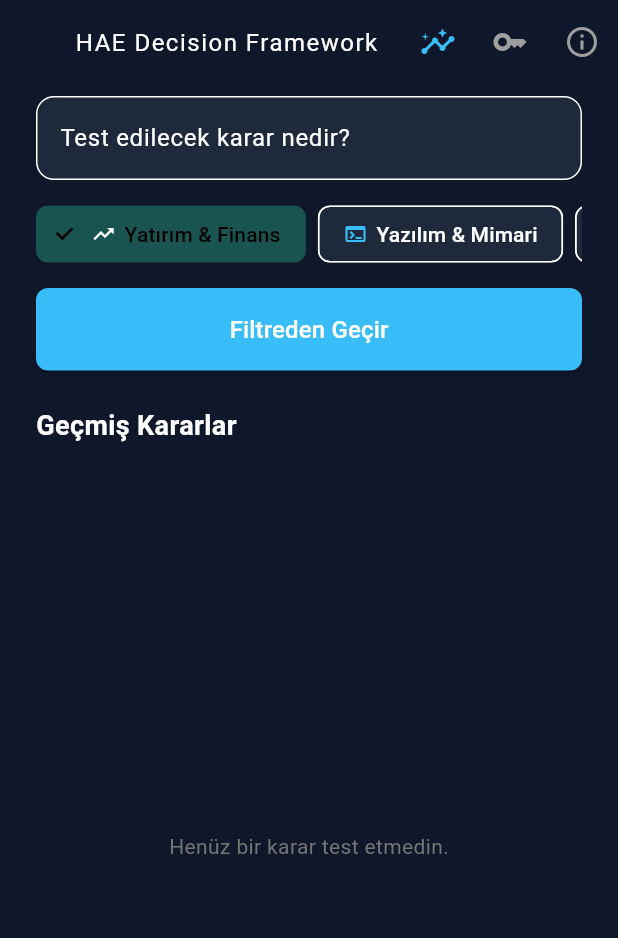
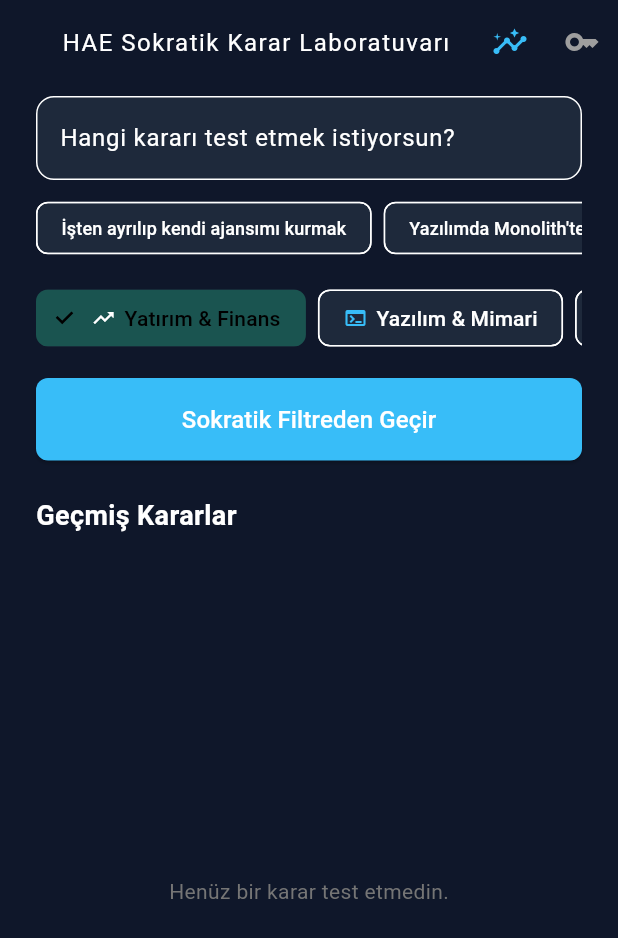
Before and after one commit to human-analytics-engine/hae-decision-framework, a Flutter app: the screen it shows after launch, on a phone screen of 412 x 824 dp. Shown: the top 938 px of the screen. Run offline on Flutter 3.47's test engine with Material 3 defaults, Android fonts, the phone set to English and light mode, and no system bars; our stand-ins replace shared_preferences.

Commit message:
feat: v2.0 - Socratic AI Lab: Dynamic Questions, 3-Tier Honesty Scale, Humanized Terminology

```diff
--- a/lib/core/rules_data.dart
+++ b/lib/core/rules_data.dart
@@ -1,5 +1,4 @@
 // lib/core/rules_data.dart
-
 import '../models/rule_model.dart';
 
 class RulesData {
@@ -8,76 +7,86 @@ class RulesData {
     RuleModel(
       id: 1,
       stage: Stage.clearMind,
-      title: "Önceden Taahhüt (Pre-commitment)",
-      description: "Sonucu görmeden önce, neyi başarı sayacağını yazılı olarak sabitle.",
-      question: "Bu kararın başarılı/başarısız sayılması için kesin, ölçülebilir ve zaman sınırlı bir kriteri 'önceden' belirleyip bir yere yazdın mı?",
+      title: "🛑 Geri Dönüş Çizgisi",
+      concept: "Pre-commitment (Önceden Taahhüt)",
+      description: "Sonucu görmeden önce, ne olursa bu işi derhal bırakacağını yaz.",
+      defaultQuestion: "Bu kararın başarısız olduğunu ne zaman kabul edeceksin? Net, ölçülebilir bir 'Vazgeçme / Stop-Loss' sınırı belirledin mi?",
     ),
     RuleModel(
       id: 2,
       stage: Stage.clearMind,
-      title: "Dış Bakış (Base Rate)",
-      description: "Kendi durumuna aşık olmadan önce sektörün genel başarı oranına bak.",
-      question: "Senin durumuna benzeyen geçmiş girişimlerin/kararların genel istatistiksel başarı oranını (Base Rate) araştırdın mı?",
+      title: "📊 Dünya Gerçeği (İstatistik)",
+      concept: "Base Rate (Temel Oran)",
+      description: "Senin durumun mucize değil. Dünyada bu işe girenlerin kaçı battı?",
+      defaultQuestion: "Kendi özel yeteneğine aşık olmadan önce, dünyada benzer kararı alanların genel hayatta kalma oranını dürüstçe araştırdın mı?",
     ),
 
     // --- AŞAMA 2: GERÇEKLİKLE YÜZLEŞ ---
     RuleModel(
       id: 3,
       stage: Stage.testReality,
-      title: "Yanlışlama Arayışı (Red-Teaming)",
-      description: "Kendi fikrini kanıtlamaya değil, çürütmeye çalış.",
-      question: "Bu fikrin 'kesinlikle batacağı' bir senaryo yazıp, kendi inancını aktif olarak çürütmeye (Red-Team) çalıştın mı?",
+      title: "🗡️ Fikri Katletme Testi",
+      concept: "Red-Teaming (Yanlışlama Arayışı)",
+      description: "Fikrini kanıtlamaya çalışma; en sert düşmanın gibi saldırıp çürüt.",
+      defaultQuestion: "Bu fikrin 'kesinlikle batacağı' bir senaryoyu tüm çıplaklığıyla yazıp kendi inancını aktif olarak çürütmeyi denedin mi?",
     ),
     RuleModel(
       id: 4,
       stage: Stage.testReality,
-      title: "Dokunulmamış Veri (Blind Validation)",
-      description: "Projeyi, fikrine aşık olmayan bağımsız bir göze test ettir.",
-      question: "Bu kararı/fikri, umduğun sonucu bilmeyen ve senin başarılı olmandan bir çıkarı olmayan bağımsız birine veya sisteme test ettirdin mi?",
+      title: "🕶️ Tarafsız Hakem",
+      concept: "Blind Validation (Dokunulmamış Veri)",
+      description: "Fikrini, senin başarılı olmandan hiçbir çıkarı olmayan birine test ettir.",
+      defaultQuestion: "Bu planı; seni sevmeyen, sırtını sıvazlamayacak ve başarından nemalanmayacak tarafsız bir göze/veriye incelettin mi?",
     ),
     RuleModel(
       id: 5,
       stage: Stage.testReality,
-      title: "Çoklu Deneme Cezası",
-      description: "Çok denediysen başarmış sayılmazsın, rastgelelik payını düş.",
-      question: "Bu 'harika' fikri/paterni bulana kadar kaç farklı başarısız varyasyon denedin? Rastgelelik ihtimalini (p-hacking) hesaba kattın mı?",
+      title: "🎲 Şans mı, Ustalık mı?",
+      concept: "Multiple Testing Penalty (Çoklu Deneme Cezası)",
+      description: "100 kere zar attıktan sonra gelen 6'yı 'büyük deha' sanma.",
+      defaultQuestion: "Bu fikri bulana kadar kaç başarısız yol denedin? Şu anki heyecanının sadece şans veya tesadüf olma ihtimalini cezalandırdın mı?",
     ),
     RuleModel(
       id: 6,
       stage: Stage.testReality,
-      title: "Anekdotu Reddet",
-      description: "2-3 parlak örnek kanıt değil hikayedir.",
-      question: "Kararını sadece çok canlı hissettiren birkaç hikaye/örnek üzerine mi yoksa istatistiksel olarak anlamlı büyüklükte bir veri seti üzerine mi kuruyorsun?",
+      title: "🗣️ Kahvehane Hikayesi Tuzağı",
+      concept: "Anecdotal Fallacy (Anekdotu Reddet)",
+      description: "'Bir arkadaş köşeyi döndü' lafı kanıt değil, masaldır.",
+      defaultQuestion: "Bu kararı sadece canlı ve ilham verici birkaç başarı hikayesine dayanarak mı, yoksa sistematik veriye dayanarak mı alıyorsun?",
     ),
     RuleModel(
       id: 7,
       stage: Stage.testReality,
-      title: "Nedensel Mekanizma",
-      description: "Korelasyon yetmez, mantıklı bir nedensel model kur.",
-      question: "A'nın B'ye yol açtığını düşünüyorsan, sadece rakamlara bakmak yerine aradaki mantıksal/fiziksel mekanizmayı tam olarak açıklayabiliyor musun?",
+      title: "⚙️ Dişli Çarklar Testi",
+      concept: "Causal Mechanism (Nedensel Mekanizma)",
+      description: "A ile B birlikte artıyor diye biri diğerinin sebebi olmak zorunda değil.",
+      defaultQuestion: "Beklediğin sonucun tam olarak hangi somut, mantıksal veya fiziksel mekanizma ile gerçekleşeceğini adım adım açıklayabiliyor musun?",
     ),
 
-    // --- AŞAMA 3: KORUNMA ---
+    // --- AŞAMA 3: KORUNMA & HAYATTA KALMA ---
     RuleModel(
       id: 8,
       stage: Stage.survival,
-      title: "Güvenlik Marjı (Margin of Safety)",
-      description: "Bilinmeyenler için tolerans payı bırak.",
-      question: "Her şeyi doğru hesaplamış olsan bile, öngörülemeyen sürprizler (siyah kuğular) için bir hata payı (bütçe, zaman, risk) bıraktın mı?",
+      title: "🪂 Yedek Paraşüt",
+      concept: "Margin of Safety (Güvenlik Marjı)",
+      description: "İşler 2 kat daha pahalı ve 3 kat daha yavaş biterse hayatta kalır mısın?",
+      defaultQuestion: "Tüm hesapların doğru olsa bile, öngöremediğin felaketler (siyah kuğular) için kenarda sağlam bir bütçe ve zaman toleransı bıraktın mı?",
     ),
     RuleModel(
       id: 9,
       stage: Stage.survival,
-      title: "Oyunda Derisi Olmak (Skin in the Game)",
-      description: "Tavsiye verenin yanıldığında bedel ödeyip ödemediğini test et.",
-      question: "Bu kararı alırken güvendiğin kişilerin veya danışmanların, işler ters gittiğinde kaybedecekleri bir şey (Skin in the Game) var mı?",
+      title: "🩸 Bedel Ödeme Kuralı",
+      concept: "Skin in the Game (Oyunda Derisi Olmak)",
+      description: "Tavsiye veren kişi işler batarsa 1 kuruş kaybedecek mi?",
+      defaultQuestion: "Seni bu karara teşvik eden veya akıl veren kişilerin, işler ters gittiğinde kaybedecekleri gerçek bir şey (para, itibar) var mı?",
     ),
     RuleModel(
       id: 10,
       stage: Stage.survival,
-      title: "Zamanla İzleme",
-      description: "Çalışan sistem zamanla çürür, sürekli ölç.",
-      question: "Bu kararı verdikten sonra, sistemin bozulup bozulmadığını (Alpha Decay) düzenli olarak test edecek bir alarm/gözetim mekanizması kurdun mu?",
+      title: "⏰ Son Kullanma Tarihi",
+      concept: "Alpha Decay / Longitudinal Tracking (Zamanla İzleme)",
+      description: "Bugün süper çalışan bir fikir, 6 ay sonra kabak çiçeği gibi sönebilir.",
+      defaultQuestion: "Bu kararı aldıktan sonra, fikrin geçerliliğini yitirip yitirmediğini düzenli olarak denetleyecek bir alarm sistemi kurdun mu?",
     ),
   ];
 }
--- a/lib/models/rule_model.dart
+++ b/lib/models/rule_model.dart
@@ -1,21 +1,45 @@
 // lib/models/rule_model.dart
 
 enum Stage { clearMind, testReality, survival }
+
+enum HonestyLevel {
+  blindSpot(0, 'Kör Noktam', 'Bunu hiç düşünmedim veya görmezden geldim.'),
+  intuitive(1, 'Sezgim Var', 'Kafamda kabataslak var ama yazılı/ölçülmüş değil.'),
+  concrete(2, 'Somut Kanıtım Var', 'Yazılı, test edilmiş veya ölçülmüş planım var.');
+
+  final int points;
+  final String label;
+  final String description;
+  const HonestyLevel(this.points, this.label, this.description);
+}
 
 class RuleModel {
   final int id;
   final Stage stage;
   final String title;
+  final String concept; // Akademik/orijinal adı
   final String description;
-  final String question; // Kullanıcıya sorulacak test sorusu
-  bool isPassed; // Kullanıcı bu kuraldan geçti mi?
+  final String defaultQuestion;
+
+  // AI tarafından bu karara özel dinamik üretilen alanlar:
+  String? dynamicQuestion;
+  String? dynamicTrap;
+
+  HonestyLevel? selectedLevel;
+  String? userNote;
 
   RuleModel({
     required this.id,
     required this.stage,
     required this.title,
+    required this.concept,
     required this.description,
-    required this.question,
-    this.isPassed = false,
+    required this.defaultQuestion,
+    this.dynamicQuestion,
+    this.dynamicTrap,
+    this.selectedLevel,
+    this.userNote,
   });
+
+  String get activeQuestion => dynamicQuestion ?? defaultQuestion;
 }
--- a/lib/screens/home_screen.dart
+++ b/lib/screens/home_screen.dart
@@ -14,44 +14,59 @@ class HomeScreen extends StatelessWidget {
 
   HomeScreen({super.key});
 
-  void _showManifesto(BuildContext context) {
+  final List<String> _quickTemplates = [
+    "İşten ayrılıp kendi ajansımı kurmak",
+    "Yazılımda Monolith'ten Microservice'e geçmek",
+    "Portföyün %40'ı ile yeni bir hisse/kriptoya girmek",
+    "Şehir değiştirip uzaktan çalışmaya başlamak",
+  ];
+
+  void _startDecision(BuildContext context) async {
+    if (_controller.text.trim().isEmpty) return;
+
+    final provider = context.read<DecisionProvider>();
+    final title = _controller.text.trim();
+    _controller.clear();
+
+    // AI soruları hazırlarken loading dialogu göster
     showDialog(
       context: context,
-      builder: (ctx) => AlertDialog(
-        backgroundColor: Theme.of(context).colorScheme.surface,
-        title: const Row(
-          children: [
-            Icon(Icons.shield_outlined, color: Color(0xFF38BDF8)),
-            SizedBox(width: 8),
-            Text("10 Evrensel Kural"),
-          ],
-        ),
-        content: SizedBox(
-          width: double.maxFinite,
-          child: ListView.builder(
-            shrinkWrap: true,
-            itemCount: RulesData.universalRules.length,
-            itemBuilder: (c, i) {
-              final r = RulesData.universalRules[i];
-              return Padding(
-                padding: const EdgeInsets.only(bottom: 12.0),
-                child: Column(
-                  crossAxisAlignment: CrossAxisAlignment.start,
-                  children: [
-                    Text("${r.id}. ${r.title}", style: const TextStyle(fontWeight: FontWeight.bold, color: Color(0xFF38BDF8))),
-                    const SizedBox(height: 2),
-                    Text(r.description, style: const TextStyle(fontSize: 12, color: Colors.grey)),
-                  ],
+      barrierDismissible: false,
+      builder: (ctx) => const Center(
+        child: Card(
+          color: Color(0xFF1E293B),
+          child: Padding(
+            padding: EdgeInsets.all(24.0),
+            child: Column(
+              mainAxisSize: MainAxisSize.min,
+              children: [
+                CircularProgressIndicator(color: Color(0xFF38BDF8)),
+                SizedBox(height: 16),
+                Text(
+                  "Sokratik Sorgu Seti Hazırlanıyor...",
+                  style: TextStyle(fontWeight: FontWeight.bold, fontSize: 16),
                 ),
-              );
-            },
+                SizedBox(height: 8),
+                Text(
+                  "10 evrensel savunma bu karara özel olarak uyarlanıyor.",
+                  style: TextStyle(color: Colors.grey, fontSize: 12),
+                ),
+              ],
+            ),
           ),
         ),
-        actions: [
-          TextButton(onPressed: () => Navigator.pop(ctx), child: const Text("Kapat")),
-        ],
       ),
     );
+
+    await provider.startNewDecision(title);
+
+    if (context.mounted) {
+      Navigator.pop(context); // Dialogu kapat
+      Navigator.push(
+        context,
+        MaterialPageRoute(builder: (_) => const WizardScreen()),
+      );
+    }
   }
 
   void _showApiKeyDialog(BuildContext context) {
@@ -62,21 +77,18 @@ class HomeScreen extends StatelessWidget {
       context: context,
       builder: (ctx) => AlertDialog(
         backgroundColor: Theme.of(context).colorScheme.surface,
-        title: const Text("Gemini API Anahtarı (Opsiyonel)"),
+        title: const Text("Gemini API Anahtarı"),
         content: Column(
           mainAxisSize: MainAxisSize.min,
           children: [
             const Text(
-              "Daha derin AI analizleri almak için Google AI Studio anahtarınızı girebilirsiniz. Boş bırakırsanız yerel kural motoru çalışır.",
+              "Google AI Studio anahtarınızı girerseniz kararlarınıza özel dinamik sorular ve AI reçeteleri üretilir.",
               style: TextStyle(fontSize: 13, color: Colors.grey),
             ),
             const SizedBox(height: 16),
             TextField(
               controller: keyController,
-              decoration: const InputDecoration(
-                border: OutlineInputBorder(),
-                hintText: "AIzaSy...",
-              ),
+              decoration: const InputDecoration(border: OutlineInputBorder(), hintText: "AIzaSy..."),
             ),
           ],
         ),
@@ -100,24 +112,17 @@ class HomeScreen extends StatelessWidget {
 
     return Scaffold(
       appBar: AppBar(
-        title: const Text("HAE Decision Framework", style: TextStyle(fontSize: 16, letterSpacing: 1)),
+        title: const Text("HAE Sokratik Karar Laboratuvarı", style: TextStyle(fontSize: 16, letterSpacing: 1)),
         actions: [
           IconButton(
             icon: const Icon(Icons.insights, color: Color(0xFF38BDF8)),
             tooltip: "Bilişsel Analitik",
-            onPressed: () {
-              Navigator.push(context, MaterialPageRoute(builder: (_) => const AnalyticsScreen()));
-            },
+            onPressed: () => Navigator.push(context, MaterialPageRoute(builder: (_) => const AnalyticsScreen())),
           ),
           IconButton(
             icon: const Icon(Icons.key, color: Colors.grey),
-            tooltip: "Gemini API Ayarı",
+            tooltip: "API Ayarı",
             onPressed: () => _showApiKeyDialog(context),
-          ),
-          IconButton(
-            icon: const Icon(Icons.info_outline, color: Colors.grey),
-            tooltip: "10 Evrensel Kural",
-            onPressed: () => _showManifesto(context),
           ),
         ],
       ),
@@ -131,16 +136,37 @@ class HomeScreen extends StatelessWidget {
               TextField(
                 controller: _controller,
                 decoration: InputDecoration(
-                  labelText: "Test edilecek karar nedir?",
-                  hintText: "Örn: AWS'ten kendi sunucumuza geçmek",
+                  labelText: "Hangi kararı test etmek istiyorsun?",
+                  hintText: "Örn: Ahmet ile ortak oto galeri açmak",
                   border: OutlineInputBorder(borderRadius: BorderRadius.circular(12)),
                   filled: true,
                   fillColor: Theme.of(context).colorScheme.surface,
                 ),
+                onSubmitted: (_) => _startDecision(context),
+              ),
+              const SizedBox(height: 8),
+
+              // Hızlı İlham Çipleri (Templates)
+              SingleChildScrollView(
+                scrollDirection: Axis.horizontal,
+                child: Row(
+                  children: _quickTemplates.map((template) {
+                    return Padding(
+                      padding: const EdgeInsets.only(right: 8.0),
+                      child: ActionChip(
+                        label: Text(template, style: const TextStyle(fontSize: 12)),
+                        backgroundColor: Theme.of(context).colorScheme.surface,
+                        onPressed: () {
+                          _controller.text = template;
+                        },
+                      ),
+                    );
+                  }).toList(),
+                ),
               ),
               const SizedBox(height: 12),
 
-              // Kategori Çipleri
+              // Kategori Seçiciler
               SingleChildScrollView(
                 scrollDirection: Axis.horizontal,
                 child: Row(
@@ -164,25 +190,15 @@ class HomeScreen extends StatelessWidget {
                   }).toList(),
                 ),
               ),
+              const SizedBox(height: 16),
 
-              const SizedBox(height: 12),
               SizedBox(
                 width: double.infinity,
                 child: ElevatedButton(
-                  onPressed: () {
-                    if (_controller.text.isNotEmpty) {
-                      provider.startNewDecision(_controller.text);
-                      _controller.clear();
-                      Navigator.push(
-                        context,
-                        MaterialPageRoute(builder: (_) => const WizardScreen()),
-                      );
-                    }
-                  },
-                  child: const Text("Filtreden Geçir", style: TextStyle(fontSize: 16)),
+                  onPressed: () => _startDecision(context),
+                  child: const Text("Sokratik Filtreden Geçir", style: TextStyle(fontSize: 16)),
                 ),
               ),
-
               const SizedBox(height: 24),
 
               Row(
```
Also changed, not shown: lib/providers/decision_provider.dart (+72 -34 lines), lib/screens/result_screen.dart (+58 -39 lines), lib/screens/wizard_screen.dart (+144 -41 lines), lib/services/ai_advisor_service.dart (+77 -28 lines).
